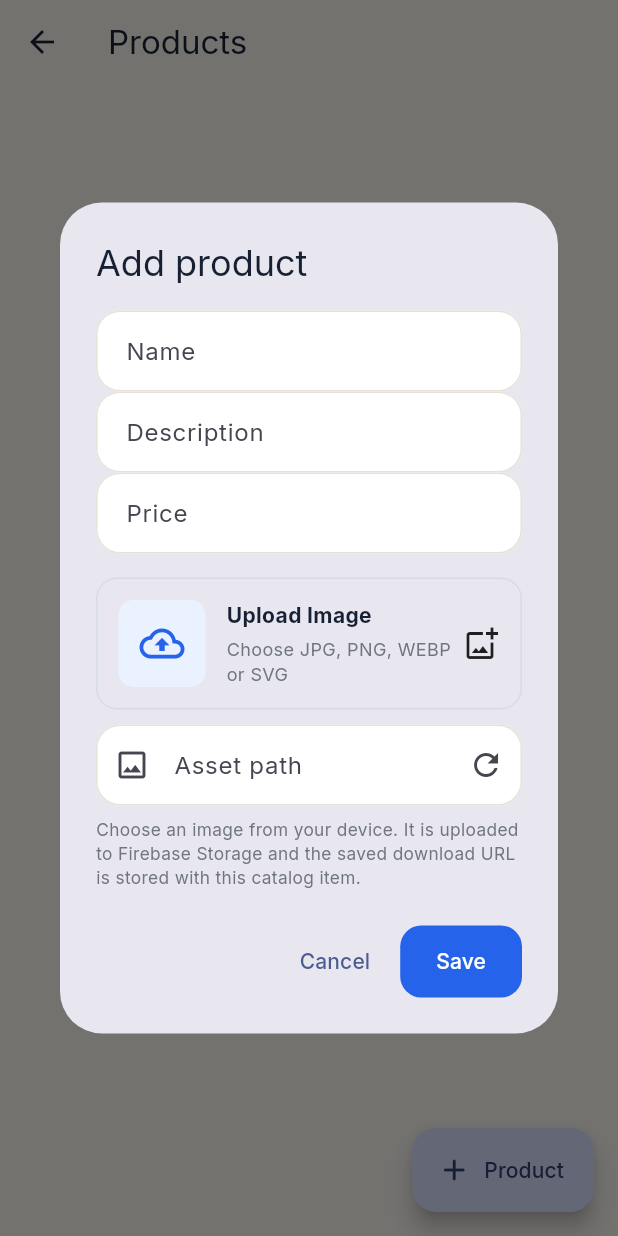
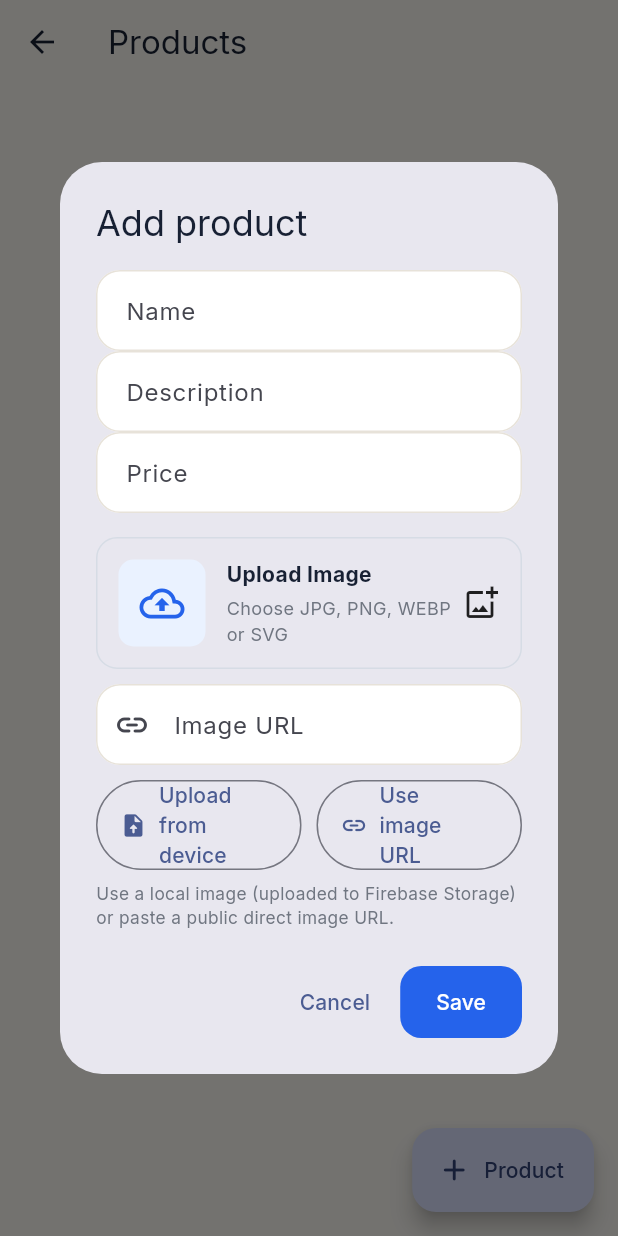
Before and after one commit to Jatinkanara21/Campus_supply, a Flutter app: the AdminManagementScreen screen opened directly with empty values, after a tap on "Product", on a phone screen of 412 x 824 dp. Run offline on Flutter 3.47's test engine with Material 3 defaults, Android fonts, the phone set to English and light mode, and no system bars; our stand-ins replace cloud_firestore, firebase_auth, firebase_core, firebase_storage, flutter_svg, google_fonts and 2 more; accounts and stored records are empty.

Commit message:
Add image URL upload option to catalog manager

```diff
--- a/lib/screens/admin_management_screen.dart
+++ b/lib/screens/admin_management_screen.dart
@@ -257,6 +257,53 @@ class AdminManagementScreen extends StatelessWidget {
         builder: (dialogContext, setDialogState) {
           bool isSaving = false;
 
+          Future<void> enterImageUrl() async {
+            if (isSaving) return;
+            final urlController = TextEditingController(text: imageUrl.text.trim());
+            final url = await showDialog<String>(
+              context: dialogContext,
+              builder: (urlContext) => AlertDialog(
+                title: const Text('Use image URL'),
+                content: TextField(
+                  controller: urlController,
+                  autofocus: true,
+                  keyboardType: TextInputType.url,
+                  decoration: const InputDecoration(
+                    labelText: 'Image URL',
+                    hintText: 'https://example.com/image.jpg',
+                    prefixIcon: Icon(Icons.link_rounded),
+                  ),
+                ),
+                actions: [
+                  TextButton(
+                    onPressed: () => Navigator.pop(urlContext),
+                    child: const Text('Cancel'),
+                  ),
+                  FilledButton(
+                    onPressed: () {
+                      final value = urlController.text.trim();
+                      if (!value.startsWith('http://') && !value.startsWith('https://')) {
+                        ScaffoldMessenger.of(urlContext).showSnackBar(
+                          const SnackBar(content: Text('Enter a valid http:// or https:// image URL')),
+                        );
+                        return;
+                      }
+                      Navigator.pop(urlContext, value);
+                    },
+                    child: const Text('Use URL'),
+                  ),
+                ],
+              ),
+            );
+            urlController.dispose();
+            if (url == null || url.isEmpty) return;
+            setDialogState(() {
+              imageUrl.text = url;
+              selectedImageBytes = null;
+              selectedFileName = 'Image URL';
+            });
+          }
+
           Future<void> pickImage() async {
             if (isSaving) return;
 
@@ -397,21 +444,43 @@ class AdminManagementScreen extends StatelessWidget {
                       const SizedBox(height: 10),
                       TextField(
                         controller: imageUrl,
-                        readOnly: true,
                         decoration: InputDecoration(
-                          labelText: 'Asset path',
-                          hintText: 'assets/image/products/backpack.jpg',
-                          prefixIcon: const Icon(Icons.image_outlined),
-                          suffixIcon: IconButton(
-                            tooltip: 'Choose another image',
-                            onPressed: pickImage,
-                            icon: const Icon(Icons.refresh),
+                          labelText: 'Image URL',
+                          hintText: 'https://example.com/image.jpg',
+                          prefixIcon: const Icon(Icons.link_rounded),
+                          suffixIcon: imageUrl.text.trim().isNotEmpty
+                              ? IconButton(
+                                  tooltip: 'Clear image URL',
+                                  onPressed: () => setDialogState(() => imageUrl.clear()),
+                                  icon: const Icon(Icons.clear),
+                                )
+                              : null,
+                        ),
+                        onChanged: (_) => setDialogState(() {}),
+                      ),
+                      const SizedBox(height: 10),
+                      Row(
+                        children: [
+                          Expanded(
+                            child: OutlinedButton.icon(
+                              onPressed: pickImage,
+                              icon: const Icon(Icons.upload_file_rounded),
+                              label: const Text('Upload from device'),
+                            ),
                           ),
-                        ),
+                          const SizedBox(width: 10),
+                          Expanded(
+                            child: OutlinedButton.icon(
+                              onPressed: enterImageUrl,
+                              icon: const Icon(Icons.link_rounded),
+                              label: const Text('Use image URL'),
+                            ),
+                          ),
+                        ],
                       ),
                       const SizedBox(height: 8),
                       const Text(
-                        'Choose an image from your device. It is uploaded to Firebase Storage and the saved download URL is stored with this catalog item.',
+                        'Use a local image (uploaded to Firebase Storage) or paste a public direct image URL.',
                         style: TextStyle(fontSize: 11.5, color: Color(0xFF707681)),
                       ),
                     ],
```
